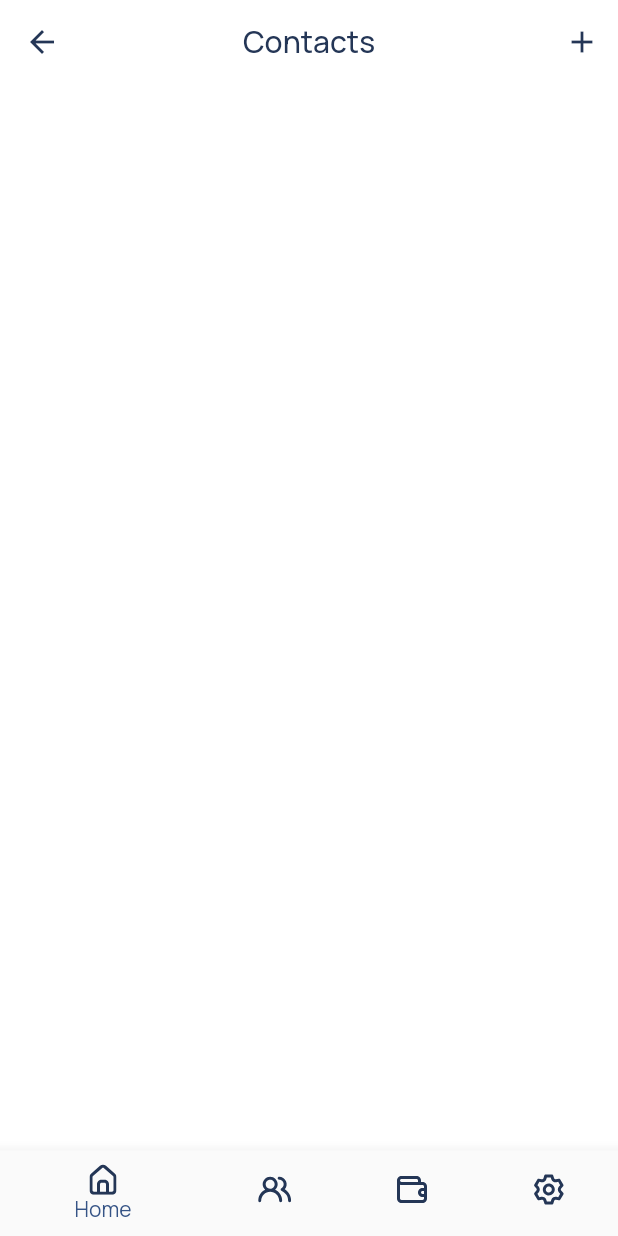
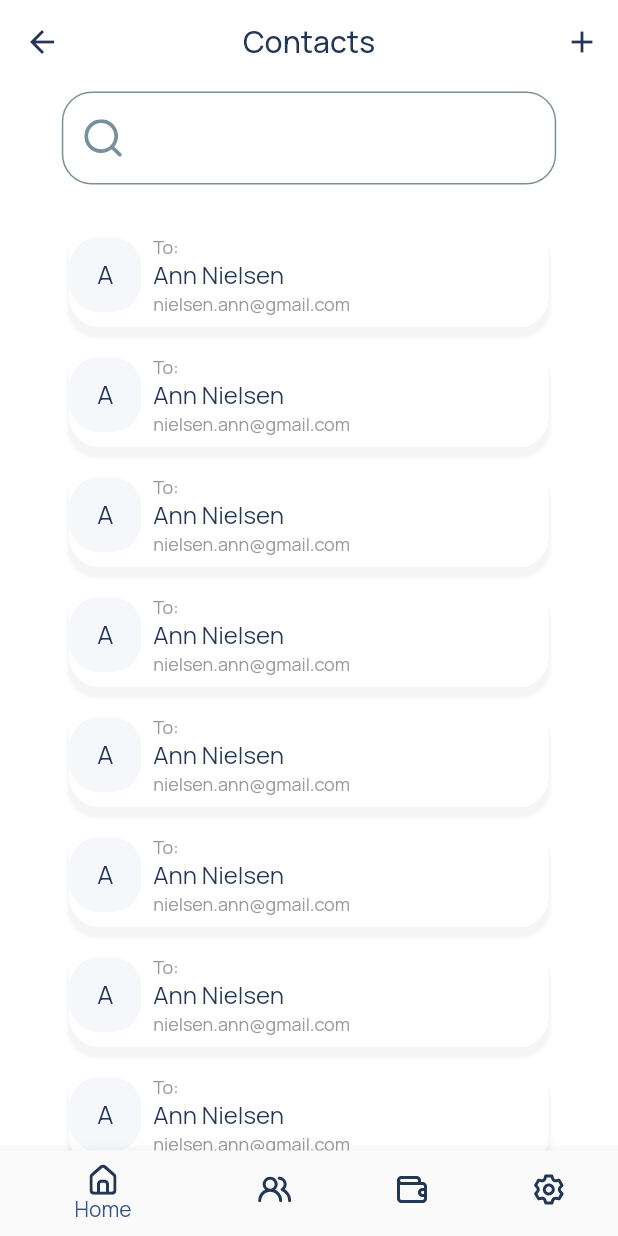
Before and after one commit to syth0le/Flutter_PayPal, a Flutter app: the screen it shows after launch, on a phone screen of 412 x 824 dp. Run offline on Flutter 3.47's test engine with Material 2 defaults, Android fonts, the phone set to English and light mode, and no system bars; our stand-ins replace flutter_svg, google_fonts.

Commit message:
Contacts_Screen

```diff
--- a/lib/screens/contacts/contacts.dart
+++ b/lib/screens/contacts/contacts.dart
@@ -30,7 +30,48 @@ class ContactsScreen extends StatelessWidget {
           ],
           backgroundColor: Colors.white,
         ),
-        body: Container(),
+        body: Align(
+          alignment: Alignment.bottomCenter,
+          child: Container(
+            // color: Colors.red,
+            // height: MediaQuery.of(context).size.height -
+            //     (MediaQuery.of(context).size.height / 6.5),
+            height: double.infinity,
+            width: MediaQuery.of(context).size.width -
+                (MediaQuery.of(context).size.height / 10),
+            child: Column(
+              children: [
+                Padding(
+                  padding: const EdgeInsets.fromLTRB(0, 5, 0, 20),
+                  child: ContactsInput(),
+                ),
+                Expanded(
+                  child: ListView(
+                    scrollDirection: Axis.vertical,
+                    children: <Widget>[
+                      ContactContainer(),
+                      ContactContainer(),
+                      ContactContainer(),
+                      ContactContainer(),
+                      ContactContainer(),
+                      ContactContainer(),
+                      ContactContainer(),
+                      ContactContainer(),
+                      ContactContainer(),
+                      ContactContainer(),
+                      ContactContainer(),
+                      ContactContainer(),
+                      ContactContainer(),
+                      ContactContainer(),
+                      ContactContainer(),
+                      ContactContainer(),
+                    ],
+                  ),
+                )
+              ],
+            ),
+          ),
+        ),
         bottomNavigationBar: new BottomNavigationBar(
           //   currentIndex: index,
           // onTap: (int index) {
@@ -69,6 +110,130 @@ class ContactsScreen extends StatelessWidget {
   }
 }
 
+class ContactContainer extends StatelessWidget {
+  const ContactContainer({
+    Key key,
+  }) : super(key: key);
+
+  @override
+  Widget build(BuildContext context) {
+    return Padding(
+      padding: const EdgeInsets.fromLTRB(5, 5, 5, 5),
+      child: Container(
+          decoration: BoxDecoration(
+            color: Colors.white,
+            borderRadius: BorderRadius.only(
+                topLeft: Radius.circular(20),
+                topRight: Radius.circular(20),
+                bottomLeft: Radius.circular(20),
+                bottomRight: Radius.circular(20)),
+            boxShadow: [
+              BoxShadow(
+                color: Colors.grey.withOpacity(0.1),
+                spreadRadius: 1,
+                blurRadius: 1,
+                offset: Offset(0, 6), // changes position of shadow
+              ),
+            ],
+          ),
+          child: Row(
+            // mainAxisAlignment: MainAxisAlignment.spaceEvenly,
+            children: [
+              Container(
+                height: 50,
+                width: 48,
+                decoration: new BoxDecoration(
+                  color: Color(0xFFF5F7FA),
+                  borderRadius: BorderRadius.circular(20),
+                ),
+                child: new Center(
+                  child: new Text(
+                    "A",
+                    style: GoogleFonts.manrope(
+                        textStyle: TextStyle(fontSize: 17, color: kAllColor)),
+                  ),
+                ),
+              ),
+              Padding(
+                padding: const EdgeInsets.all(8.0),
+                child: Container(
+                    // decoration: new BoxDecoration(color: Colors.blue),
+                    child: Column(
+                  mainAxisAlignment: MainAxisAlignment.start,
+                  crossAxisAlignment: CrossAxisAlignment.start,
+                  children: [
+                    Text('To:',
+                        style: GoogleFonts.manrope(
+                          textStyle: TextStyle(
+                            fontSize: 12.0,
+                            color: Color.fromRGBO(155, 155, 155, 1.0),
+                          ),
+                        )),
+                    Text('Ann Nielsen',
+                        style: GoogleFonts.manrope(
+                          textStyle: TextStyle(
+                            fontSize: 16.0,
+                            color: kAllColor,
+                          ),
+                        )),
+                    Text('nielsen.ann@gmail.com',
+                        style: GoogleFonts.manrope(
+                          textStyle: TextStyle(
+                            fontSize: 12.0,
+                            color: Color.fromRGBO(155, 155, 155, 1.0),
+                          ),
+                        )),
+                  ],
+                )),
+              ),
+            ],
+          )),
+    );
+  }
+}
+
+class ContactsInput extends StatelessWidget {
+  const ContactsInput({
+    Key key,
+  }) : super(key: key);
+
+  @override
+  Widget build(BuildContext context) {
+    return TextField(
+        decoration: InputDecoration(
+      prefixIcon: Padding(
+        padding: EdgeInsets.fromLTRB(15, 5, 15, 5),
+        child: SizedBox(
+          width: 25,
+          height: 25,
+          child: SvgPicture.asset(
+            'assets/icons/find_contacts.svg',
+            color: kPrimaryColor,
+          ),
+        ),
+      ),
+      border: OutlineInputBorder(
+        borderSide: BorderSide(
+          color: kAllColor,
+        ),
+        borderRadius: BorderRadius.circular(20.0),
+      ),
+      enabledBorder: OutlineInputBorder(
+        borderSide: BorderSide(
+          color: kPrimaryColor,
+        ),
+        borderRadius: BorderRadius.circular(20.0),
+      ),
+      focusedBorder: OutlineInputBorder(
+        borderSide: BorderSide(
+          color: Color(0xFF0070BA),
+        ),
+        borderRadius: BorderRadius.circular(20.0),
+      ),
+    ));
+  }
+}
+
 // bottomNavigationBar : new BottomNavigationBar(
 //         currentIndex: index,
 //         onTap: (int index) {
```
Also changed, not shown: assets/icons/find_contacts.svg (added).
